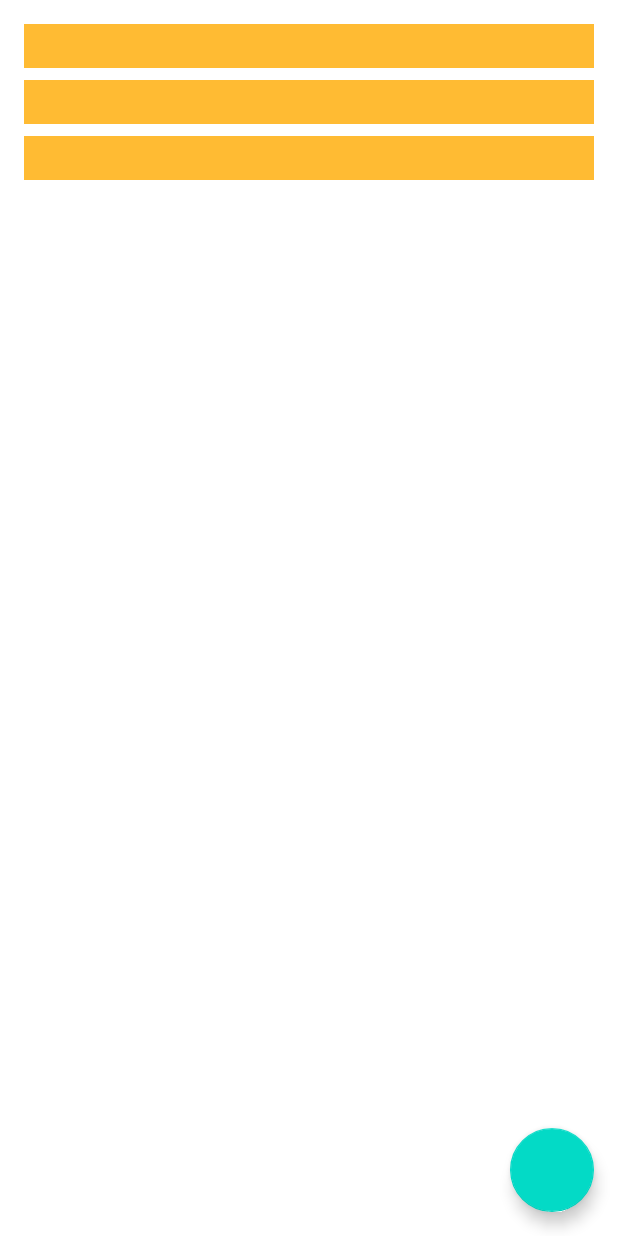
After one commit to chattika-srisook/UpdateMyFirstApp-master, an Android app: the layout contact.xml on its own in the app's theme, with its tools: preview values and no code run, on a phone screen of 412 x 824 dp. The commit adds this screen. Run offline under Robolectric (Android 15) with nearby library versions, the phone set to English and light mode, and no system bars.

Commit message:
Add XML layout

```diff
--- /dev/null
+++ b/app/src/main/res/drawable/ic_baseline_add_24.xml
@@ -0,0 +1,10 @@
+<vector xmlns:android="http://schemas.android.com/apk/res/android"
+    android:width="24dp"
+    android:height="24dp"
+    android:viewportWidth="24"
+    android:viewportHeight="24"
+    android:tint="?attr/colorControlNormal">
+  <path
+      android:fillColor="@android:color/white"
+      android:pathData="M19,13h-6v6h-2v-6H5v-2h6V5h2v6h6v2z"/>
+</vector>
--- a/app/src/main/res/layout/activity_main.xml
+++ b/app/src/main/res/layout/activity_main.xml
@@ -42,5 +42,8 @@
             app:headerLayout="@layout/nav_header"
             app:menu="@menu/navdrawer_menu" />
 
+
     </androidx.drawerlayout.widget.DrawerLayout>
+
+
 </layout>
--- /dev/null
+++ b/app/src/main/res/layout/contact.xml
@@ -0,0 +1,32 @@
+<?xml version="1.0" encoding="utf-8"?>
+<androidx.constraintlayout.widget.ConstraintLayout
+    xmlns:android="http://schemas.android.com/apk/res/android"
+    xmlns:app="http://schemas.android.com/apk/res-auto"
+    xmlns:tools="http://schemas.android.com/tools"
+    android:layout_width="match_parent"
+    android:layout_height="match_parent"
+    tools:context=".MainActivity">
+
+    <androidx.recyclerview.widget.RecyclerView
+        android:id="@+id/recyclerview"
+        android:layout_width="0dp"
+        android:layout_height="0dp"
+        tools:listitem="@layout/recyclerview_item"
+        android:padding="@dimen/big_padding"
+        app:layout_constraintBottom_toBottomOf="parent"
+        app:layout_constraintLeft_toLeftOf="parent"
+        app:layout_constraintRight_toRightOf="parent"
+        app:layout_constraintTop_toTopOf="parent" />
+
+    <com.google.android.material.floatingactionbutton.FloatingActionButton
+        android:id="@+id/fab"
+        app:layout_constraintBottom_toBottomOf="parent"
+        app:layout_constraintEnd_toEndOf="parent"
+        android:layout_width="wrap_content"
+        android:layout_height="wrap_content"
+        android:layout_margin="16dp"
+        android:contentDescription="@string/add_word"
+/>
+
+
+</androidx.constraintlayout.widget.ConstraintLayout>
--- /dev/null
+++ b/app/src/main/res/layout/recyclerview_item.xml
@@ -0,0 +1,14 @@
+<?xml version="1.0" encoding="utf-8"?>
+<LinearLayout xmlns:android="http://schemas.android.com/apk/res/android"
+    android:orientation="vertical"
+    android:layout_width="match_parent"
+    android:layout_height="wrap_content">
+
+    <TextView
+        android:id="@+id/textView"
+        style="@style/word_title"
+        android:layout_width="match_parent"
+        android:layout_height="wrap_content"
+        android:background="@android:color/holo_orange_light" />
+
+</LinearLayout>
--- a/app/src/main/res/values/dimens.xml
+++ b/app/src/main/res/values/dimens.xml
@@ -16,6 +16,7 @@
   -->
 
 <resources>
+
     <dimen name="vertical_margin">16dp</dimen>
     <dimen name="horizontal_margin">8dp</dimen>
     <dimen name="button_padding">16dp</dimen>
@@ -26,4 +27,6 @@
     <dimen name="question_text_size">30sp</dimen>
     <dimen name="image_header_height">192dp</dimen>
     <dimen name="game_over_height">350dp</dimen>
+    <dimen name="big_padding">16dp</dimen>
+
 </resources>
--- a/app/src/main/res/values/strings.xml
+++ b/app/src/main/res/values/strings.xml
@@ -50,4 +50,6 @@
     <string name="sharing_not_available">Sharing Not Available</string>
     <!-- TODO: Remove or change this placeholder text -->
     <string name="hello_blank_fragment">Hello blank fragment</string>
+
+    <string name="add_word">Add word</string>
 </resources>
--- a/app/src/main/res/values/styles.xml
+++ b/app/src/main/res/values/styles.xml
@@ -17,10 +17,20 @@
 <resources>
 
     <!-- Base application theme. -->
-    <style name="AppTheme" parent="Theme.AppCompat.Light.DarkActionBar">
-        <!-- Theme customization. -->
+    <style name="AppTheme" parent="Theme.MaterialComponents.Light.DarkActionBar">
+        <!-- Customize your theme here. -->
         <item name="colorPrimary">@color/colorPrimary</item>
         <item name="colorPrimaryDark">@color/colorPrimaryDark</item>
         <item name="colorAccent">@color/colorAccent</item>
     </style>
+
+    <!-- The default font for RecyclerView items is too small.
+    The margin is a simple delimiter between the words. -->
+    <style name="word_title">
+        <item name="android:layout_width">match_parent</item>
+        <item name="android:layout_marginBottom">8dp</item>
+        <item name="android:paddingLeft">8dp</item>
+        <item name="android:background">@android:color/holo_orange_light</item>
+        <item name="android:textAppearance">@android:style/TextAppearance.Large</item>
+    </style>
 </resources>
```
